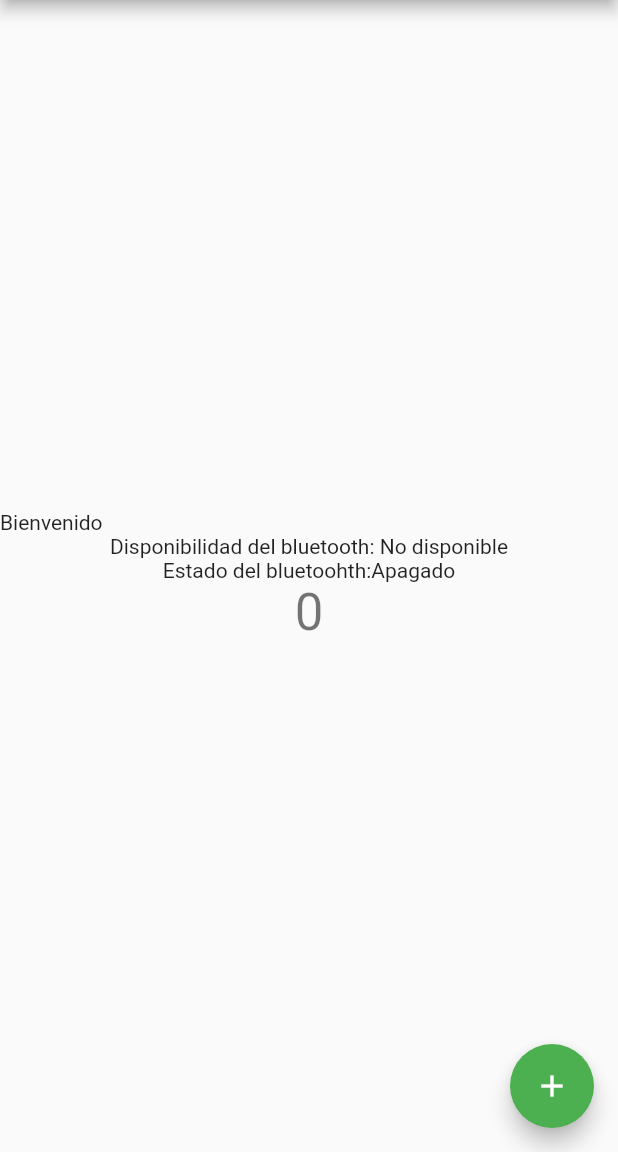
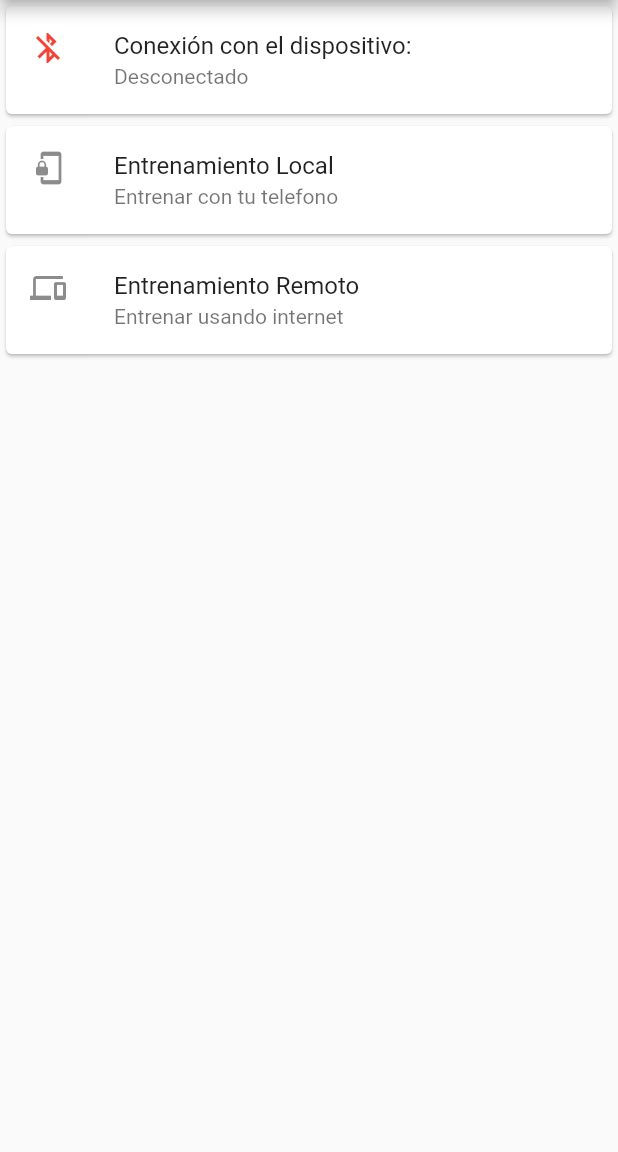
Before and after one commit to dlvergara/flutter_physio, a Flutter app: the screen it shows after launch, on a phone screen of 412 x 824 dp, the part 84-1236 px from its top. Run offline on Flutter 3.47's test engine with Material 2 defaults, Android fonts, the phone set to English and light mode, and no system bars; our stand-ins replace flutter_blue.

Commit message:
chore: control search status and show on screen

```diff
--- a/lib/Pages/HomePage.dart
+++ b/lib/Pages/HomePage.dart
@@ -1,7 +1,8 @@
-import 'ConfigPage.dart';
 import 'package:flutter/cupertino.dart';
 import 'package:flutter/material.dart';
+
 import '../Util/BluetoothClass.dart';
+import 'ConfigPage.dart';
 
 class MyHomePage extends StatefulWidget {
   MyHomePage(
@@ -9,12 +10,14 @@ class MyHomePage extends StatefulWidget {
       this.title,
       this.appBarTitle,
       this.btlContainer,
-      this.configPageObj})
+      this.configPageObj,
+      this.connectionStatus})
       : super(key: key);
 
   final String title;
   final String appBarTitle;
   final BluetoothClass btlContainer;
+  bool connectionStatus;
   ConfigPage configPageObj;
 
   @override
@@ -22,12 +25,49 @@ class MyHomePage extends StatefulWidget {
 }
 
 class _MyHomePageState extends State<MyHomePage> {
-  int _counter = 0;
+  int _processStatus = 0;
+  var _btIcon = Icon(
+    Icons.bluetooth_disabled,
+    color: Colors.red,
+    size: 24.0,
+    semanticLabel: "",
+  );
 
-  void _incrementCounter() {
+  @override
+  void initState() {
+    super.initState();
+    widget.connectionStatus = false;
+    _processStatus = 0;
+  }
+
+  //Search for device
+  void _searchDevice() {
+    print("click! -> " + widget.connectionStatus.toString());
+
     setState(() {
-      _counter++;
+      _processStatus = 2;
     });
+
+    if (!widget.connectionStatus) {
+      Future.delayed(Duration(seconds: 5), () {
+        try {
+          widget.btlContainer.scanForDevices().then((value) {
+            print("Response BT: " + value.toString());
+            setState(() {
+              widget.connectionStatus = value;
+              if(value) {
+                _processStatus = 1;
+              } else {
+                _processStatus = 0;
+              }
+            });
+          });
+        } catch (err) {
+          widget.connectionStatus = false;
+          print('Caught error: $err');
+        }
+      });
+    }
   }
 
   @override
@@ -39,18 +79,7 @@ class _MyHomePageState extends State<MyHomePage> {
     // fast, so that you can just rebuild anything that needs updating rather
     // than having to individually change instances of widgets.
 
-    String btState = 'Apagado';
-    if (widget.btlContainer.bluetoothInstance.isOn == true) {
-      btState = 'Encendido';
-    }
-
-    String estado = 'No disponible';
-    if (widget.btlContainer.bluetoothInstance.isAvailable == true) {
-      estado = 'Disponible';
-    }
-
-    return Scaffold(
-      appBar: AppBar(
+    var appBar = AppBar(
       centerTitle: false,
       title: Row(children: <Widget>[
         Text(widget.appBarTitle),
@@ -65,29 +94,96 @@ class _MyHomePageState extends State<MyHomePage> {
             icon: Icon(Icons.settings),
             label: Text('')),
       ]),
+    );
+
+    var textStatus = "Conectado";
+
+    print("state: " + widget.connectionStatus.toString());
+    if (!widget.connectionStatus) {
+      textStatus = "Desconectado";
+    }
+
+    switch(_processStatus){
+      case 0:
+        _btIcon = Icon(
+          Icons.bluetooth_disabled,
+          color: Colors.red,
+          size: 24.0,
+          semanticLabel: "Desconectado",
+        );
+        break;
+      case 1:
+        _btIcon = Icon(
+          Icons.bluetooth_connected,
+          color: Colors.green,
+          size: 24.0,
+          semanticLabel: "Conectado",
+        );
+        break;
+      case 2:
+        _btIcon = Icon(
+          Icons.bluetooth_searching,
+          color: Colors.blue,
+          size: 24.0,
+          semanticLabel: "Conectando...",
+        );
+        textStatus = "Conectando...";
+        break;
+    }
+
+    var listObject = ListView(
+      //padding: const EdgeInsets.all(8),
+      children: <Widget>[
+        Card(
+          child: ListTile(
+            leading: _btIcon,
+            title: Text('Conexión con el dispositivo:'),
+            subtitle: Text(textStatus),
+            onTap: _searchDevice,
+            //trailing: Icon(Icons.more_vert),
           ),
-      body: Center(
-        child: Column(
-          mainAxisAlignment: MainAxisAlignment.center,
-          children: <Widget>[
-            Row(
-              mainAxisAlignment: MainAxisAlignment.start,
-              children: <Widget>[Text(widget.title)],
         ),
-            Text('Disponibilidad del bluetooth: ' + estado),
-            Text('Estado del bluetoohth:' + btState),
-            Text(
-              '$_counter',
-              style: Theme.of(context).textTheme.headline4,
+        Card(
+          child: ListTile(
+            leading: Icon(
+              Icons.phonelink_lock,
+              //color: colorDevice,
+              size: 24.0,
+              semanticLabel: textStatus,
+            ),
+            title: Text('Entrenamiento Local'),
+            subtitle: Text("Entrenar con tu telefono"),
+            onTap: null,
+            //trailing: Icon(Icons.more_vert),
+          ),
+        ),
+        Card(
+          child: ListTile(
+            leading: Icon(
+              Icons.phonelink,
+              //color: colorDevice,
+              size: 24.0,
+              semanticLabel: "Entrenamiento remoto",
+            ),
+            title: Text('Entrenamiento Remoto'),
+            subtitle: Text("Entrenar usando internet"),
+            onTap: null,
+            //trailing: Icon(Icons.more_vert),
+          ),
         ),
       ],
-        ),
-      ),
+    );
+
+    return Scaffold(
+      appBar: appBar,
+      body: listObject,
+      /*
       floatingActionButton: FloatingActionButton(
-        onPressed: _incrementCounter,
+        onPressed: _searchDevice,
         tooltip: 'Increment',
         child: Icon(Icons.add),
-      ), // This trailing comma makes auto-formatting nicer for build methods.
+      ),
+      */
     );
   }
 }
```
Also changed, not shown: lib/Pages/ConfigPage.dart (+13 -14 lines), lib/Util/BluetoothClass.dart (+9 -9 lines), lib/main.dart (+3 -17 lines). Lines whose indentation alone changed are shown as unchanged.
